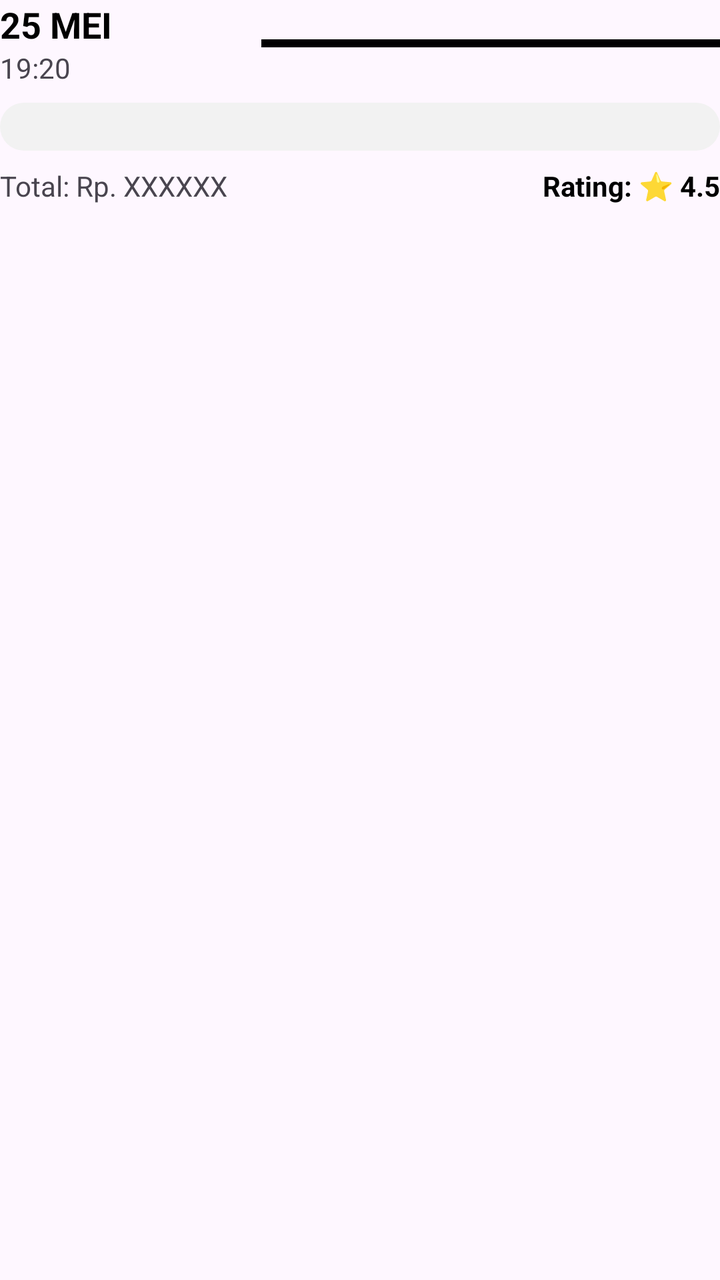
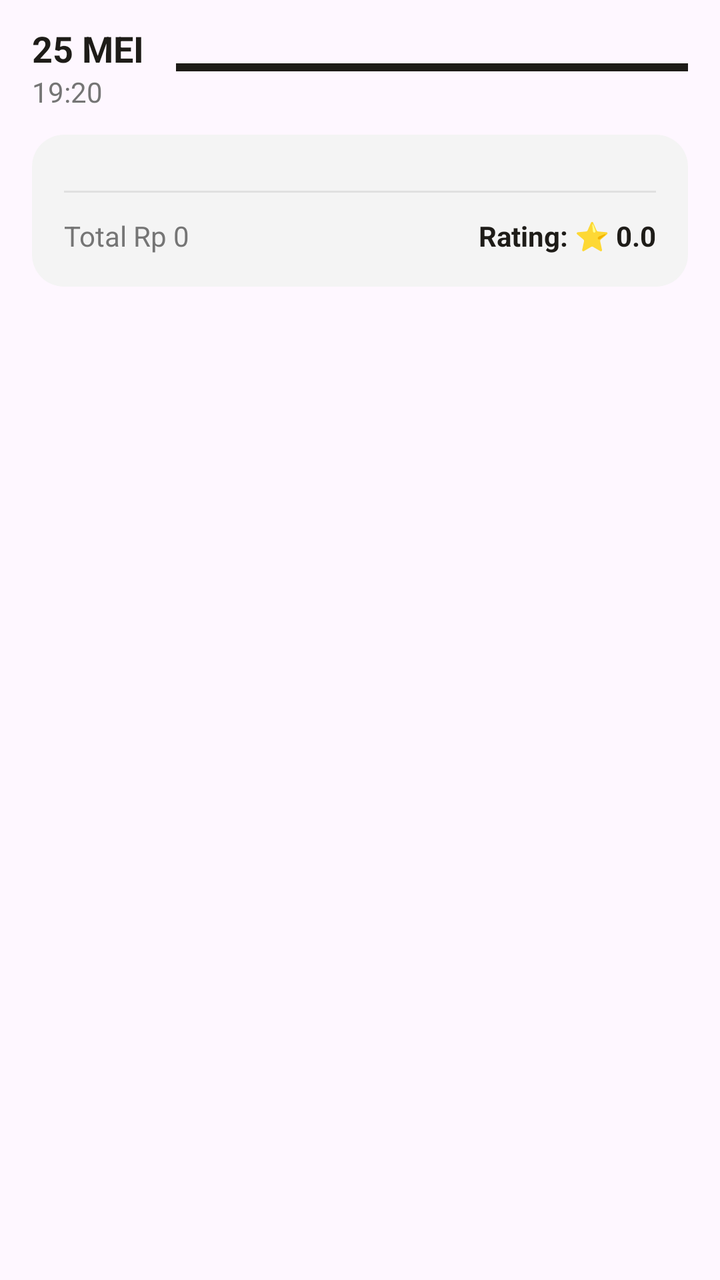

Compare the two renders of this Android layout. The source of the first and the diff that turns it into the second are given below.
<!-- AndroidManifest.xml: application theme Theme.KueWeh -->
<!-- res/layout/item_batch_riwayat.xml -->
<?xml version="1.0" encoding="utf-8"?>
<LinearLayout xmlns:android="http://schemas.android.com/apk/res/android"
    android:layout_width="match_parent"
    android:layout_height="wrap_content"
    android:orientation="vertical"
    android:paddingBottom="32dp">

    <LinearLayout
        android:layout_width="match_parent"
        android:layout_height="wrap_content"
        android:orientation="horizontal"
        android:gravity="center_vertical"
        android:layout_marginBottom="8dp">

        <LinearLayout
            android:layout_width="0dp"
            android:layout_height="wrap_content"
            android:layout_weight="1"
            android:orientation="vertical">
            <TextView
                android:id="@+id/tvBatchTanggal"
                android:layout_width="wrap_content"
                android:layout_height="wrap_content"
                android:text="25 MEI"
                android:textStyle="bold"
                android:textSize="18sp"
                android:textColor="#000000"/>
            <TextView
                android:id="@+id/tvBatchJam"
                android:layout_width="wrap_content"
                android:layout_height="wrap_content"
                android:text="19:20"
                android:textSize="14sp"/>
        </LinearLayout>

        <View
            android:layout_width="0dp"
            android:layout_height="4dp"
            android:layout_weight="2"
            android:background="#000000"
            android:layout_marginStart="16dp"/>
    </LinearLayout>

    <LinearLayout
        android:id="@+id/containerItems"
        android:layout_width="match_parent"
        android:layout_height="wrap_content"
        android:orientation="vertical"
        android:background="@drawable/bg_search_rounded"
        android:padding="12dp"
        android:backgroundTint="#F2F2F2"/>

    <LinearLayout
        android:layout_width="match_parent"
        android:layout_height="wrap_content"
        android:orientation="horizontal"
        android:paddingTop="8dp">
        <TextView
            android:id="@+id/tvBatchTotal"
            android:layout_width="0dp"
            android:layout_height="wrap_content"
            android:layout_weight="1"
            android:text="Total: Rp. XXXXXX"
            android:textSize="14sp"/>
        <TextView
            android:id="@+id/tvBatchAvgRating"
            android:layout_width="wrap_content"
            android:layout_height="wrap_content"
            android:text="Rating: ⭐ 4.5"
            android:textStyle="bold"
            android:textColor="#000000"/>
    </LinearLayout>
</LinearLayout>
<!-- resources referenced by this layout -->
<resources>
  <!-- drawable bg_search_rounded (drawable) -->
  <?xml version="1.0" encoding="utf-8"?>
  <shape xmlns:android="http://schemas.android.com/apk/res/android">
      <solid android:color="#FFFFFF" />
      <corners android:radius="24dp" /> </shape>
  <style name="Theme.KueWeh" parent="Base.Theme.KueWeh" />
  <style name="Base.Theme.KueWeh" parent="Theme.Material3.DayNight.NoActionBar">
          
          
      </style>
</resources>

<!-- the commit's change to res/layout/item_batch_riwayat.xml (unified diff, before → after) -->
@@ -3,20 +3,21 @@
     android:layout_width="match_parent"
     android:layout_height="wrap_content"
     android:orientation="vertical"
-    android:paddingBottom="32dp">
+    android:paddingHorizontal="16dp"
+    android:paddingVertical="12dp">
 
     <LinearLayout
         android:layout_width="match_parent"
         android:layout_height="wrap_content"
         android:orientation="horizontal"
         android:gravity="center_vertical"
-        android:layout_marginBottom="8dp">
+        android:layout_marginBottom="12dp">
 
         <LinearLayout
-            android:layout_width="0dp"
+            android:layout_width="wrap_content"
             android:layout_height="wrap_content"
-            android:layout_weight="1"
-            android:orientation="vertical">
+            android:orientation="vertical"
+            android:layout_marginEnd="16dp">
             <TextView
                 android:id="@+id/tvBatchTanggal"
                 android:layout_width="wrap_content"
@@ -24,50 +25,63 @@
                 android:text="25 MEI"
                 android:textStyle="bold"
                 android:textSize="18sp"
-                android:textColor="#000000"/>
+                android:textColor="#1E1C18"/>
             <TextView
                 android:id="@+id/tvBatchJam"
                 android:layout_width="wrap_content"
                 android:layout_height="wrap_content"
                 android:text="19:20"
+                android:textColor="#757575"
                 android:textSize="14sp"/>
         </LinearLayout>
 
         <View
-            android:layout_width="0dp"
+            android:layout_width="match_parent"
             android:layout_height="4dp"
-            android:layout_weight="2"
-            android:background="#000000"
-            android:layout_marginStart="16dp"/>
+            android:background="#1E1C18"
+            android:layout_gravity="center_vertical"/>
     </LinearLayout>
-
-    <LinearLayout
-        android:id="@+id/containerItems"
-        android:layout_width="match_parent"
-        android:layout_height="wrap_content"
-        android:orientation="vertical"
-        android:background="@drawable/bg_search_rounded"
-        android:padding="12dp"
-        android:backgroundTint="#F2F2F2"/>
 
     <LinearLayout
         android:layout_width="match_parent"
         android:layout_height="wrap_content"
-        android:orientation="horizontal"
-        android:paddingTop="8dp">
-        <TextView
-            android:id="@+id/tvBatchTotal"
-            android:layout_width="0dp"
+        android:orientation="vertical"
+        android:background="@drawable/bg_batch_gray"
+        android:padding="16dp">
+
+        <LinearLayout
+            android:id="@+id/containerItems"
+            android:layout_width="match_parent"
             android:layout_height="wrap_content"
-            android:layout_weight="1"
-            android:text="Total: Rp. XXXXXX"
-            android:textSize="14sp"/>
-        <TextView
-            android:id="@+id/tvBatchAvgRating"
-            android:layout_width="wrap_content"
+            android:orientation="vertical"/>
+
+        <View
+            android:layout_width="match_parent"
+            android:layout_height="1dp"
+            android:background="#E0E0E0"
+            android:layout_marginVertical="12dp"/>
+
+        <LinearLayout
+            android:layout_width="match_parent"
             android:layout_height="wrap_content"
-            android:text="Rating: ⭐ 4.5"
-            android:textStyle="bold"
-            android:textColor="#000000"/>
+            android:orientation="horizontal">
+
+            <TextView
+                android:id="@+id/tvBatchTotal"
+                android:layout_width="0dp"
+                android:layout_height="wrap_content"
+                android:layout_weight="1"
+                android:text="Total Rp 0"
+                android:textColor="#757575"
+                android:textSize="14sp"/>
+
+            <TextView
+                android:id="@+id/tvBatchAvgRating"
+                android:layout_width="wrap_content"
+                android:layout_height="wrap_content"
+                android:text="Rating: ⭐ 0.0"
+                android:textStyle="bold"
+                android:textColor="#1E1C18"/>
+        </LinearLayout>
     </LinearLayout>
 </LinearLayout>
<!-- resource entries referenced after the edit -->
@@ -1,10 +1,10 @@
 <!-- resources referenced by this layout -->
 <resources>
-  <!-- drawable bg_search_rounded (drawable) -->
+  <!-- drawable bg_batch_gray (drawable) -->
   <?xml version="1.0" encoding="utf-8"?>
   <shape xmlns:android="http://schemas.android.com/apk/res/android">
-      <solid android:color="#FFFFFF" />
-      <corners android:radius="24dp" /> </shape>
+      <solid android:color="#F4F4F4" /> <corners android:radius="16dp" />
+  </shape>
   <style name="Theme.KueWeh" parent="Base.Theme.KueWeh" />
   <style name="Base.Theme.KueWeh" parent="Theme.Material3.DayNight.NoActionBar">
           
